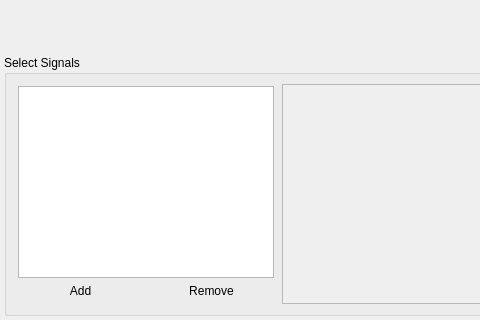
Above: modules/plot-timeseries/plotwindow.ui from syntalos/syntalos before the change; both pictures show x 0 to 480 and y 365 to 685 of the 1061 by 685 pixel window. Below: the same form after it.
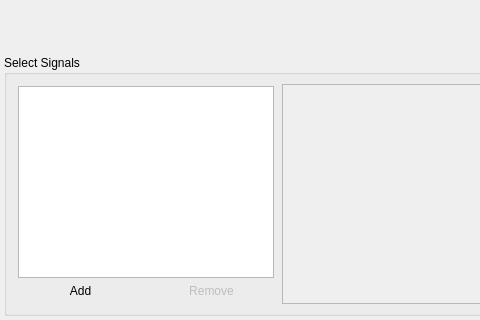
That is the form after the change. Icons and pictures are not drawn.

Commit message: plot-timeseries: Allow user to configure the available ports

Patch:
```diff
--- a/modules/plot-timeseries/plotwindow.ui
+++ b/modules/plot-timeseries/plotwindow.ui
@@ -202,6 +202,9 @@
                   </item>
                   <item>
                    <widget class="QPushButton" name="removePortBtn">
+                    <property name="enabled">
+                     <bool>false</bool>
+                    </property>
                     <property name="text">
                      <string>Remove</string>
                     </property>
```
Left out of the diff: 6 changed lines with no effect on the pictures. The commit also changes 2 other files.
